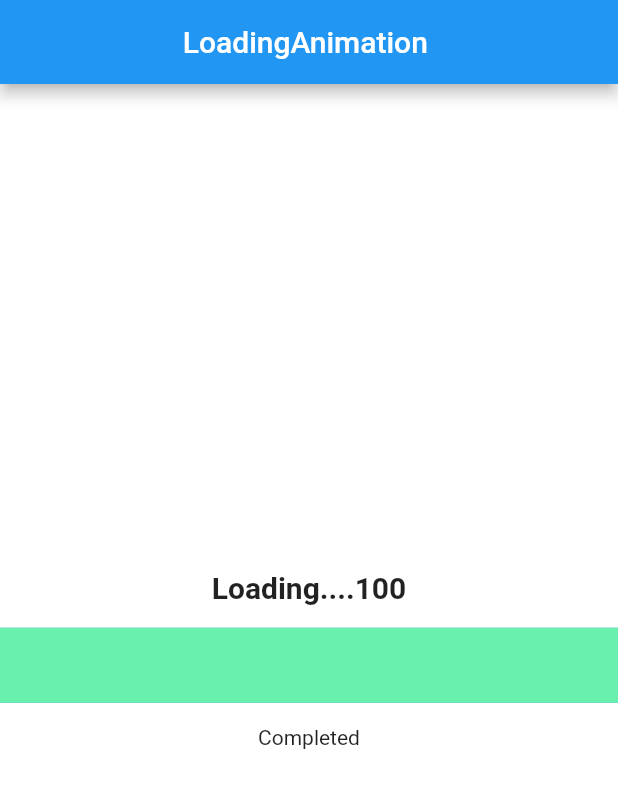
After one commit to SouravBarman001/flutter_animation, a Flutter app: the screen it shows after launch, on a phone screen of 412 x 824 dp. The commit adds this screen. Shown: the top 788 px of the screen. Run offline on Flutter 3.47's test engine with Material 2 defaults, Android fonts, the phone set to English and light mode, and no system bars.

Commit message:
loading animation

```diff
--- a/lib/main.dart
+++ b/lib/main.dart
@@ -1,5 +1,8 @@
 import 'package:flutter/material.dart';
 import 'package:flutter_animation/practice_folder_one/basic_animation.dart';
+import 'package:flutter_animation/practice_folder_one/loading_animation.dart';
+import 'package:flutter_animation/practice_folder_one/parenting_animation.dart';
+import 'package:flutter_animation/practice_folder_one/transform_example.dart';
 
 void main() {
   runApp(const MyApp());
@@ -13,7 +16,7 @@ class MyApp extends StatelessWidget {
   Widget build(BuildContext context) {
     return const MaterialApp(
       debugShowCheckedModeBanner: false,
-      home: BasicAnimation(),
+      home: LoadingAnimation(),
     );
   }
 }
--- /dev/null
+++ b/lib/practice_folder_one/loading_animation.dart
@@ -0,0 +1,103 @@
+import 'package:flutter/material.dart';
+
+/* --------Guidelines----------
+* 1. Make StatefulWidget
+* 2. Add SingleTickerProviderStateMixin
+* 3. Declare Animation and Controller
+* 4. Make initState and add functionality. You have to need basic of (vsync and ticker)
+* 5. Animation triggered using : animationController.forward()
+* 6. we need to dispose the animation when we go to other screen : animationController.dispose();
+* 7. delayed animation using Interval
+* */
+
+class LoadingAnimation extends StatefulWidget {
+  const LoadingAnimation({super.key});
+
+  @override
+  State<LoadingAnimation> createState() => _LoadingAnimationState();
+}
+
+class _LoadingAnimationState extends State<LoadingAnimation> with SingleTickerProviderStateMixin {
+
+  late Animation animation,countAnimation;
+  late AnimationController animationController;
+
+
+  @override
+  void initState() {
+    // TODO: implement initState
+    super.initState();
+    animationController = AnimationController(duration: const Duration(seconds: 5), vsync: this);
+
+    // Tween -1 to 0 = left to right
+    // Tween 1 to 0 = right to left
+
+    animation = Tween(begin: -1 ,end: 0.0).animate(CurvedAnimation(
+        parent: animationController,
+        curve:  const Interval(0.1,1.0,curve: Curves.decelerate)));
+
+    countAnimation = IntTween(begin: 0 ,end: 100).animate(CurvedAnimation(
+        parent: animationController,
+        curve:  const Interval(0.1,1.0,curve: Curves.decelerate)));
+
+    //
+    // delayedAnimation = Tween(begin: -1.0,end: 0.0).animate(CurvedAnimation(
+    //     parent: animationController,
+    //     curve: const Interval(0.5,1.0,curve: Curves.decelerate)));
+
+    animationController.forward();
+    // triggered the animation
+  }
+
+  @override
+  void dispose() {
+    // TODO: implement dispose
+    super.dispose();
+    animationController.dispose();
+  }
+
+
+  @override
+  Widget build(BuildContext context) {
+    final double width = MediaQuery.of(context).size.width;
+    return AnimatedBuilder(
+      animation: animationController,
+      builder: (BuildContext context, Widget? child) {
+        return Scaffold(
+          backgroundColor: Colors.white,
+          appBar: AppBar(
+            centerTitle: true,
+            title: const Text("LoadingAnimation "),
+          ),
+          body: Column(
+            mainAxisAlignment: MainAxisAlignment.center,
+            children: [
+               Text('Loading....${countAnimation.value}',style: const TextStyle(
+                fontSize: 20,
+                fontWeight: FontWeight.w600
+              ),),
+              const SizedBox(height: 15,),
+              Container(
+               // margin: const EdgeInsets.symmetric(horizontal: 15),
+                height: 50,
+                width: double.infinity,
+                color: Colors.blueAccent,
+                child: Transform(
+                  transform: Matrix4.translationValues(animation.value * width, 0.0, 0.0),
+                  child: AnimatedContainer(
+                   // margin: const EdgeInsets.symmetric(horizontal: 15),
+                    duration: const Duration(seconds: 4),
+                   // width: double.infinity,
+                    color: Colors.greenAccent,
+                  ),
+                ),
+              ),
+              const SizedBox(height: 15,),
+              countAnimation.value == 100 ? const Text('Completed',) : const Text(''),
+            ],
+          ),
+        );
+      },
+    );
+  }
+}
```
Also changed, not shown: lib/practice_folder_one/parenting_animation.dart (+173 -0 lines), lib/practice_folder_one/transform_example.dart (+74 -74 lines).
